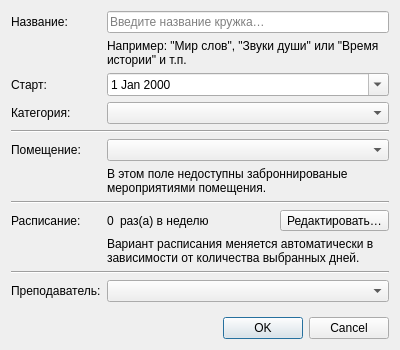
Before: the Qt Designer form app/ui/dialogs/create_club.ui in NTO-2nd-stage-ABP/ccms, drawn with Qt 5.
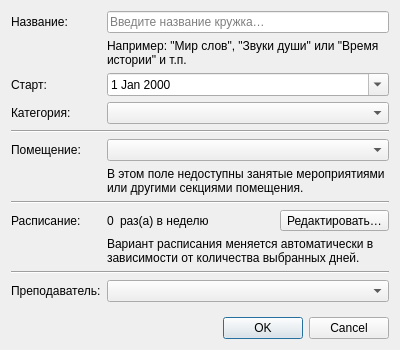
After: the same form once the commit is applied.

The edit to the form file:
```diff
--- a/app/ui/dialogs/create_club.ui
+++ b/app/ui/dialogs/create_club.ui
@@ -160,7 +160,7 @@
      <item row="6" column="1">
       <widget class="QLabel" name="label_2">
        <property name="text">
-        <string>В этом поле недоступны заброннированые мероприятиями помещения.</string>
+        <string>В этом поле недоступны занятые мероприятиями или другими секциями помещения.</string>
        </property>
        <property name="wordWrap">
         <bool>true</bool>
```
